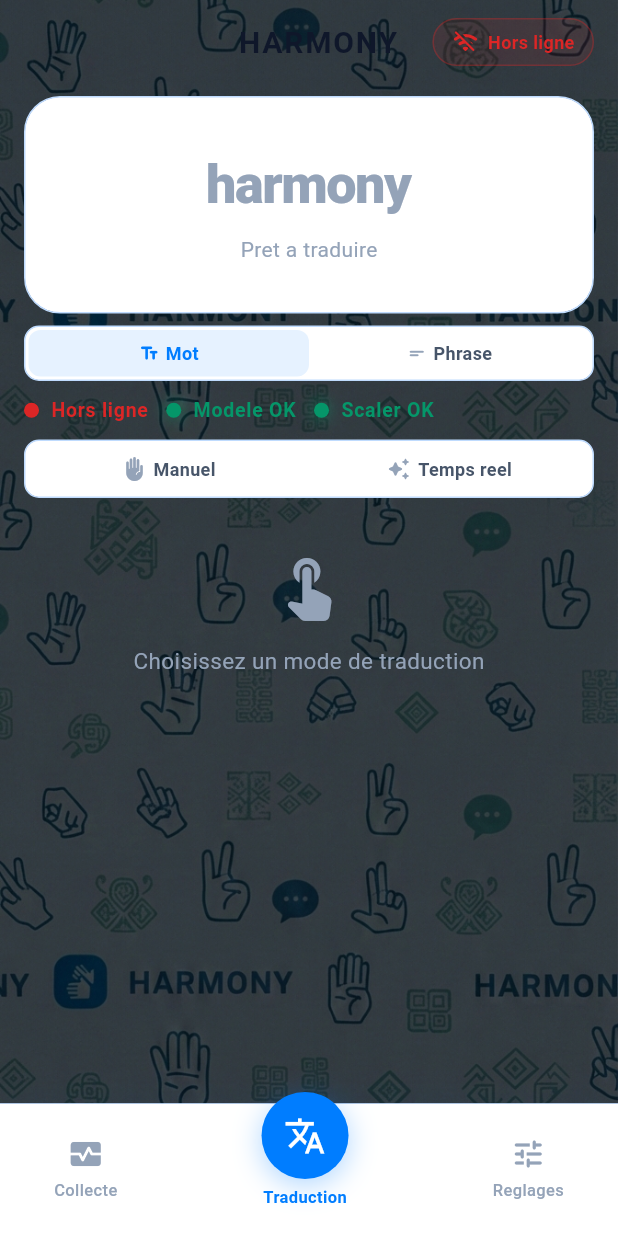
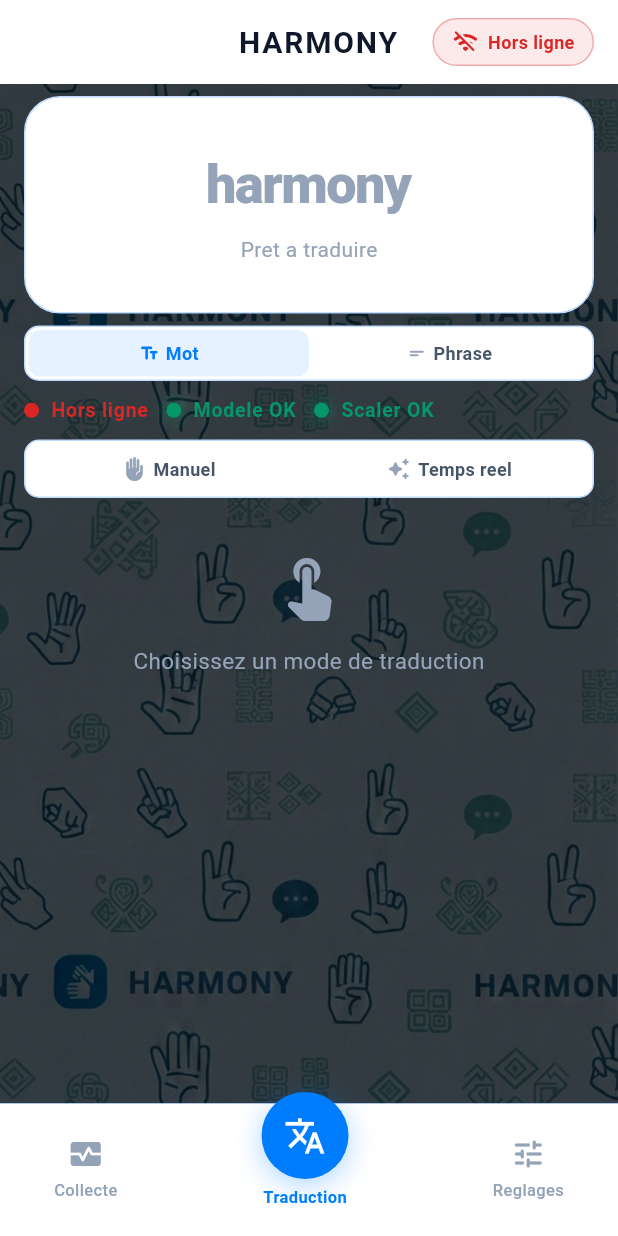
Before and after one commit to TF-Jordan/HF, a Flutter app: the screen it shows after launch, on a phone screen of 412 x 824 dp. Run offline on Flutter 3.47's test engine with Material 3 defaults, Android fonts, the phone set to English and light mode, and no system bars; our stand-ins replace camera, flutter_tts; missing offline and left inert: dart:ffi, exif.

Commit message:
correction des bugs

```diff
--- a/lib/core/theme/app_theme.dart
+++ b/lib/core/theme/app_theme.dart
@@ -55,7 +55,7 @@ abstract final class AppTheme {
         ),
         iconTheme: IconThemeData(color: c.textPrimary),
       ),
-      cardTheme: CardTheme(
+      cardTheme: CardThemeData(
         color: c.card,
         elevation: isDark ? 0 : 2,
         shadowColor: isDark ? Colors.transparent : Colors.black12,
--- a/lib/screens/home_screen.dart
+++ b/lib/screens/home_screen.dart
@@ -97,6 +97,8 @@ class _HomeScreenState extends State<HomeScreen> {
       child: Scaffold(
         backgroundColor: Colors.transparent,
         appBar: AppBar(
+          backgroundColor: c.card.withAlpha(255),
+          elevation: 0,
           title: Row(
             mainAxisSize: MainAxisSize.min,
             children: [
@@ -192,7 +194,7 @@ class _HomeScreenState extends State<HomeScreen> {
   Widget _buildBottomNav(HarmonyColors c) {
     return Container(
       decoration: BoxDecoration(
-        color: c.card,
+        color: c.card.withAlpha(255),
         border: Border(top: BorderSide(color: c.glassBorder, width: 0.5)),
         boxShadow: [
           BoxShadow(
```
